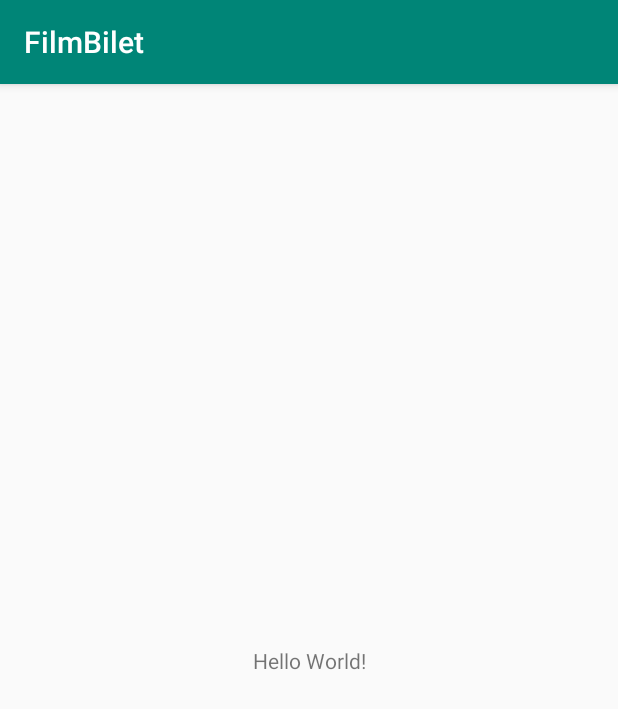
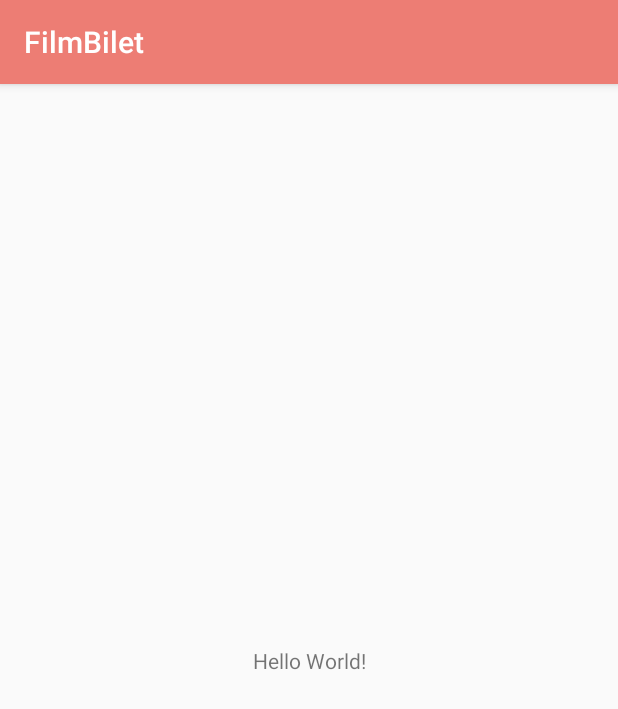
Before and after one commit to JakubKap/FilmbiletApp, an Android app: the screen it shows after launch (MainActivity), on a phone screen of 412 x 824 dp. Shown: the top 709 px of the screen. Run offline under Robolectric (Android 15) with nearby library versions, the phone set to English and light mode, and no system bars.

Commit message:
Glowne kolory aplikacji

```diff
--- a/android/app/src/main/res/values/colors.xml
+++ b/android/app/src/main/res/values/colors.xml
@@ -1,6 +1,6 @@
 <?xml version="1.0" encoding="utf-8"?>
 <resources>
-    <color name="colorPrimary">#008577</color>
-    <color name="colorPrimaryDark">#00574B</color>
-    <color name="colorAccent">#D81B60</color>
+    <color name="colorPrimary">#ed7d74</color>
+    <color name="colorPrimaryDark">#3d3939</color>
+    <color name="colorHint">#636466</color>
 </resources>
```
